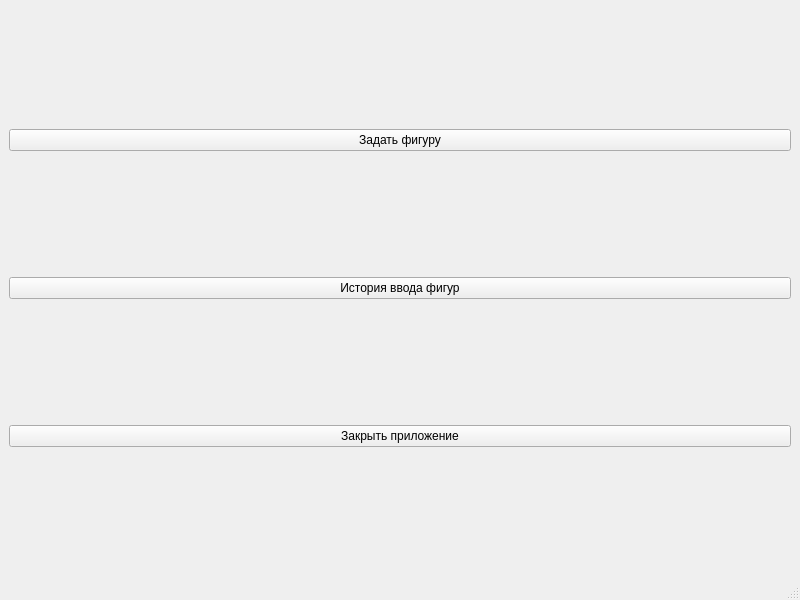
Above: Program/App/mainwindow.ui from LebedevArtemiy/OurProject_pr4 before the change. Below: the same form after it.
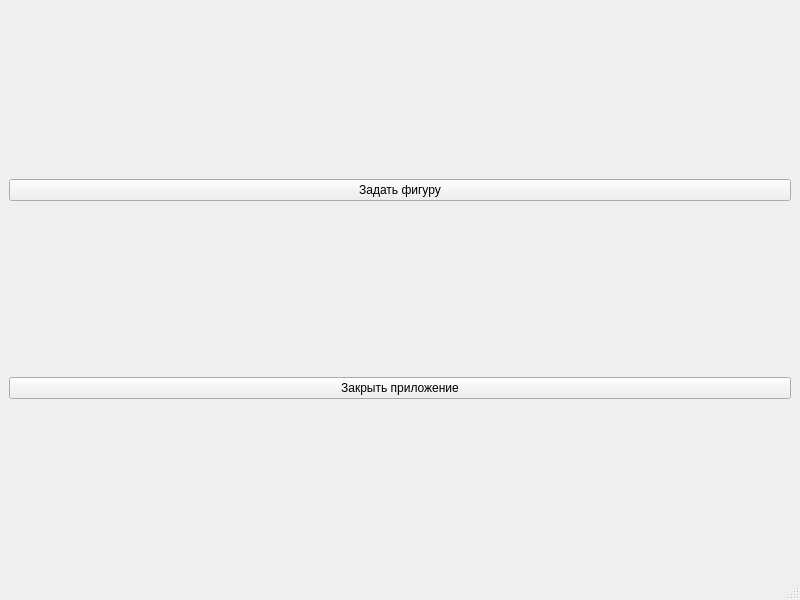
That is the form after the change.

```diff
--- a/Program/App/mainwindow.ui
+++ b/Program/App/mainwindow.ui
@@ -22,13 +22,6 @@
       </property>
      </widget>
     </item>
-    <item>
-     <widget class="QPushButton" name="pushButton_2">
-      <property name="text">
-       <string>История ввода фигур</string>
-      </property>
-     </widget>
-    </item>
     <item>
      <widget class="QPushButton" name="pushButton_3">
       <property name="text">
```
